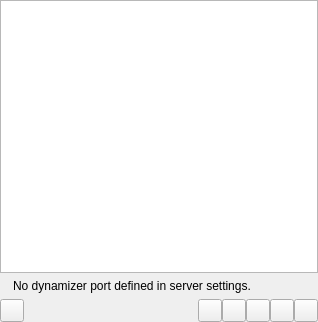
Qt form dynamic/dynamicpage.ui (polpo/cantata-mac) before a commit.
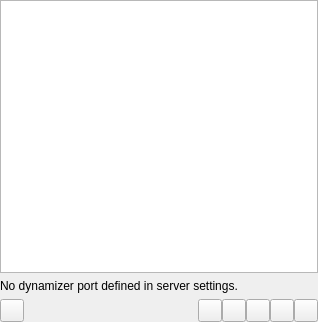
The same form after that commit. Custom widgets are drawn as their Qt base class.

Commit message: Better status labels for streams and dynamic pages.

What changed in the file:
```diff
--- a/dynamic/dynamicpage.ui
+++ b/dynamic/dynamicpage.ui
@@ -18,25 +18,12 @@
     <widget class="ItemView" name="view"/>
    </item>
    <item>
-    <layout class="QHBoxLayout" name="hlayoutA">
-     <item>
-      <widget class="QLabel" name="infoIcon"/>
-     </item>
-     <item>
-      <widget class="SqueezedTextLabel" name="infoLabel">
-       <property name="sizePolicy">
-        <sizepolicy hsizetype="MinimumExpanding" vsizetype="Preferred">
-         <horstretch>0</horstretch>
-         <verstretch>0</verstretch>
-        </sizepolicy>
-       </property>
+    <widget class="StatusLabel" name="infoLabel">
        <property name="text">
         <string>No dynamizer port defined in server settings.</string>
        </property>
       </widget>
      </item>
-    </layout>
-   </item>
    <item>
     <layout class="QHBoxLayout" name="hlayout">
      <property name="margin">
@@ -87,9 +74,9 @@
    <header>itemview.h</header>
   </customwidget>
   <customwidget>
-   <class>SqueezedTextLabel</class>
+   <class>StatusLabel</class>
    <extends>QLabel</extends>
-   <header>squeezedtextlabel.h</header>
+   <header>statuslabel.h</header>
   </customwidget>
   <customwidget>
    <class>ToolButton</class>
```
Lines whose indentation alone changed are shown as unchanged. The commit also changes 7 other files.
